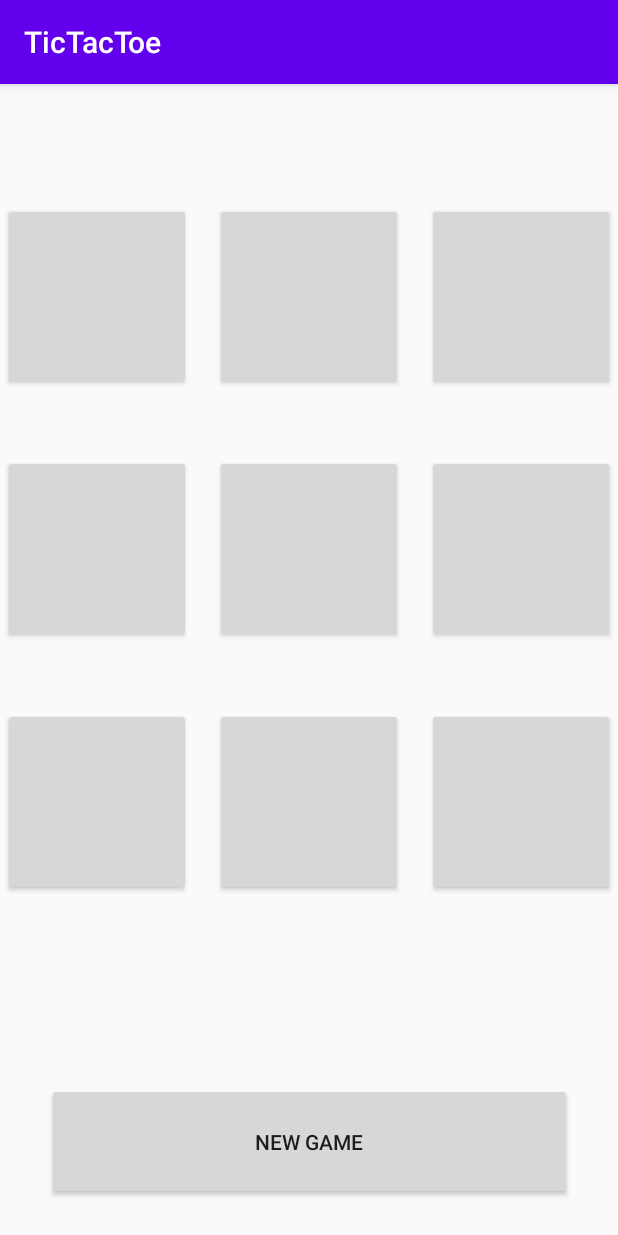
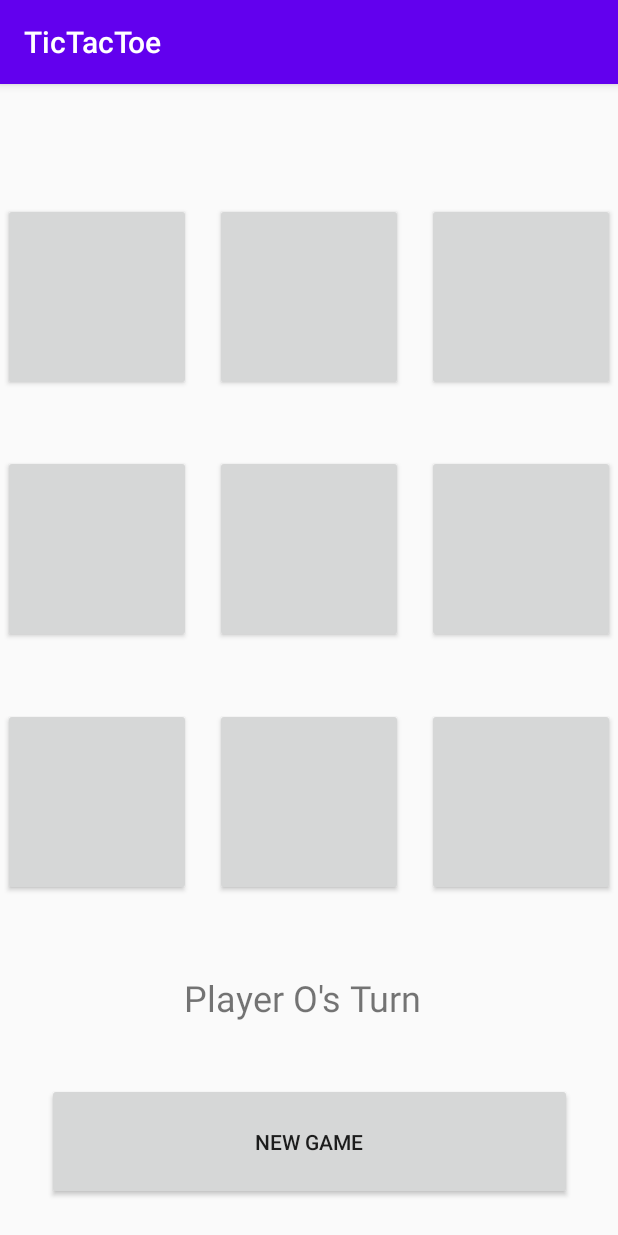
Before and after one commit to CourtneyHutchin/TicTacToe, an Android app: the screen it shows after launch (MainActivity), on a phone screen of 412 x 824 dp. Run offline under Robolectric (Android 15) with nearby library versions, the phone set to English and light mode, and no system bars.

Commit message:
Setup button click actions and added documentation

```diff
--- a/app/src/main/java/com/example/tictactoe/MainActivity.java
+++ b/app/src/main/java/com/example/tictactoe/MainActivity.java
@@ -11,9 +11,9 @@ public class MainActivity extends AppCompatActivity {
     // Fields
     private Button[] buttons;    // Array of buttons
     private TextView playerTurn; // The TextView to display who's turn it is
-    private Player x;
-    private Player o;
-    private Player currPlayer;
+    private Player x;            // The player who is using "X"
+    private Player o;            // The player who is using "O"
+    private Player currPlayer;   // The current player during that round
 
 
 
@@ -22,12 +22,27 @@ public class MainActivity extends AppCompatActivity {
         super.onCreate(savedInstanceState);
         setContentView(R.layout.activity_main);
 
+        playerTurn = findViewById(R.id.playerTurn);
+
         createButtons();
+        startGame();
     }
 
+    private void startGame() {
+        // Set players name to be X and O
+        o = new Player("O");
+        x = new Player("X");
 
+        currPlayer = o;
+
+        // Put player name into text box
+        currPlayerText();
+    }
+
+    /*
+    Create an array of buttons
+     */
     private void createButtons() {
-        // Hold Buttons in an Array
         buttons = new Button[] {
                 findViewById(R.id.boxOne),
                 findViewById(R.id.boxTwo),
@@ -41,12 +56,43 @@ public class MainActivity extends AppCompatActivity {
         };
     }
 
-    private void OnClick(View playerTurn) {
+    /*
+    When a player clicks a button, add their name to the button
+     */
+    public void onClick(View view) {
         for (Button button : buttons) {
             CharSequence empty = "";
-            if (playerTurn == button && button.getText() == empty) {    // Check if spot is empty
+            if (view == button && button.getText() == empty) {    // Check if spot is empty
                 button.setText(currPlayer.playerName);                  // Add player name (X or O)
+                switchPlayer();
             }
         }
     }
+
+    /*
+    Set the PlayerTurn TextView to show the current players turn
+     */
+    private void currPlayerText() {
+        playerTurn.setText("Player " + currPlayer.playerName + "'s Turn");
+    }
+
+    /*
+    Swap between each player so they each have turns
+     */
+    private void switchPlayer() {
+        if(currPlayer == o) {
+            currPlayer = x;
+        }
+        else {
+            currPlayer = o;
+        }
+        currPlayerText();
+    }
+
+    public void newGame(View view) {
+        CharSequence empty = "";
+        for (Button button : buttons) {
+            button.setText(empty);
+        }
+    }
 }
--- a/app/src/main/java/com/example/tictactoe/Player.java
+++ b/app/src/main/java/com/example/tictactoe/Player.java
@@ -1,12 +1,11 @@
 package com.example.tictactoe;
 
-public class Player {
+class Player {
     // Fields
     // Must be public so other classes can access it
-
     String playerName;
 
-    public Player (String name) {
+    Player(String name) {
         playerName = name; // Set player's name
     }
 }
--- a/app/src/main/res/layout/activity_main.xml
+++ b/app/src/main/res/layout/activity_main.xml
@@ -16,6 +16,7 @@
         android:layout_marginEnd="8dp"
         android:layout_marginRight="8dp"
         android:layout_marginBottom="8dp"
+        android:onClick="onClick"
         app:layout_constraintBottom_toTopOf="@+id/boxEight"
         app:layout_constraintEnd_toStartOf="@+id/boxSix"
         app:layout_constraintStart_toEndOf="@+id/boxFour"
@@ -31,6 +32,7 @@
         android:layout_marginEnd="8dp"
         android:layout_marginRight="8dp"
         android:layout_marginBottom="200dp"
+        android:onClick="onClick"
         app:layout_constraintBottom_toBottomOf="parent"
         app:layout_constraintEnd_toEndOf="parent"
         app:layout_constraintStart_toEndOf="@+id/boxEight"
@@ -46,6 +48,7 @@
         android:layout_marginEnd="8dp"
         android:layout_marginRight="8dp"
         android:layout_marginBottom="8dp"
+        android:onClick="onClick"
         app:layout_constraintBottom_toTopOf="@+id/boxSix"
         app:layout_constraintEnd_toEndOf="parent"
         app:layout_constraintStart_toEndOf="@+id/boxTwo"
@@ -61,6 +64,7 @@
         android:layout_marginEnd="8dp"
         android:layout_marginRight="8dp"
         android:layout_marginBottom="200dp"
+        android:onClick="onClick"
         app:layout_constraintBottom_toBottomOf="parent"
         app:layout_constraintEnd_toStartOf="@+id/boxNine"
         app:layout_constraintStart_toEndOf="@+id/boxSeven"
@@ -76,6 +80,7 @@
         android:layout_marginEnd="8dp"
         android:layout_marginRight="8dp"
         android:layout_marginBottom="200dp"
+        android:onClick="onClick"
         app:layout_constraintBottom_toBottomOf="parent"
         app:layout_constraintEnd_toStartOf="@+id/boxEight"
         app:layout_constraintStart_toStartOf="parent"
@@ -91,6 +96,7 @@
         android:layout_marginEnd="8dp"
         android:layout_marginRight="8dp"
         android:layout_marginBottom="8dp"
+        android:onClick="onClick"
         app:layout_constraintBottom_toTopOf="@+id/boxSeven"
         app:layout_constraintEnd_toStartOf="@+id/boxFive"
         app:layout_constraintStart_toStartOf="parent"
@@ -106,6 +112,7 @@
         android:layout_marginEnd="8dp"
         android:layout_marginRight="8dp"
         android:layout_marginBottom="8dp"
+        android:onClick="onClick"
         app:layout_constraintBottom_toTopOf="@+id/boxNine"
         app:layout_constraintEnd_toEndOf="parent"
         app:layout_constraintStart_toEndOf="@+id/boxFive"
@@ -121,6 +128,7 @@
         android:layout_marginEnd="8dp"
         android:layout_marginRight="8dp"
         android:layout_marginBottom="8dp"
+        android:onClick="onClick"
         app:layout_constraintBottom_toTopOf="@+id/boxFour"
         app:layout_constraintEnd_toStartOf="@+id/boxTwo"
         app:layout_constraintStart_toStartOf="parent"
@@ -136,6 +144,7 @@
         android:layout_marginEnd="8dp"
         android:layout_marginRight="8dp"
         android:layout_marginBottom="8dp"
+        android:onClick="onClick"
         app:layout_constraintBottom_toTopOf="@+id/boxFive"
         app:layout_constraintEnd_toStartOf="@+id/boxThree"
         app:layout_constraintStart_toEndOf="@+id/boxOne"
@@ -146,11 +155,13 @@
         android:layout_width="350dp"
         android:layout_height="78dp"
         android:layout_marginBottom="24dp"
-        android:text="New Game"
+        android:onClick="newGame"
+        android:text="@string/new_game"
         app:layout_constraintBottom_toBottomOf="parent"
         app:layout_constraintEnd_toEndOf="parent"
         app:layout_constraintHorizontal_bias="0.502"
-        app:layout_constraintStart_toStartOf="parent" />
+        app:layout_constraintStart_toStartOf="parent"
+        tools:onClick="newGame" />
 
     <TextView
         android:id="@+id/playerTurn"
@@ -162,6 +173,7 @@
         android:layout_marginEnd="35dp"
         android:layout_marginRight="35dp"
         android:layout_marginBottom="35dp"
+        android:text="@string/player"
         android:textSize="24sp"
         app:layout_constraintBottom_toTopOf="@+id/newGameBtn"
         app:layout_constraintEnd_toEndOf="parent"
--- a/app/src/main/res/values/strings.xml
+++ b/app/src/main/res/values/strings.xml
@@ -1,3 +1,5 @@
 <resources>
     <string name="app_name">TicTacToe</string>
+    <string name="new_game">New Game</string>
+    <string name="player">Player:</string>
 </resources>
```
